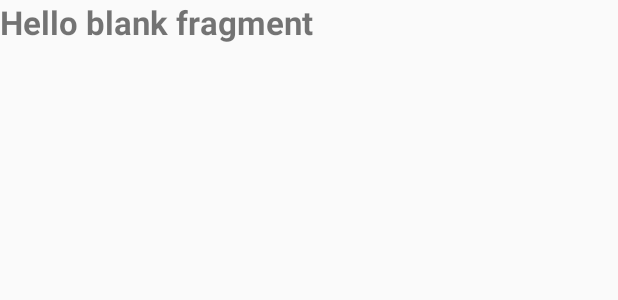
After one commit to cit-upenn/hw5-project-noviel, an Android app: the layout fragment_detail.xml on its own in the app's theme, with its tools: preview values and no code run, on a phone screen of 412 x 824 dp. The commit adds this screen. Shown: the top 300 px of the screen. Run offline under Robolectric (Android 15) with nearby library versions, the phone set to English and light mode, and no system bars.

Commit message:
Detail view and its fragment created

```diff
--- a/app/build.gradle
+++ b/app/build.gradle
@@ -24,4 +24,5 @@ dependencies {
     testCompile 'junit:junit:4.12'
     compile 'com.android.support:appcompat-v7:23.1.1'
     compile 'com.android.support:design:23.1.1'
+    compile 'com.android.support:support-v4:23.1.1'
 }
--- a/app/src/main/java/com/example/tristantianle/noviel2/DetailActivity.java
+++ b/app/src/main/java/com/example/tristantianle/noviel2/DetailActivity.java
@@ -9,5 +9,10 @@ public class DetailActivity extends AppCompatActivity {
     protected void onCreate(Bundle savedInstanceState) {
         super.onCreate(savedInstanceState);
         setContentView(R.layout.activity_detail);
+        if (savedInstanceState == null) {
+            getSupportFragmentManager().beginTransaction()
+                    .add(R.id.container, new DetailFragment())
+                    .commit();
+        }
     }
 }
--- /dev/null
+++ b/app/src/main/res/layout/fragment_detail.xml
@@ -0,0 +1,15 @@
+<FrameLayout xmlns:android="http://schemas.android.com/apk/res/android"
+    xmlns:tools="http://schemas.android.com/tools"
+    android:layout_width="match_parent"
+    android:layout_height="match_parent"
+    tools:context="com.example.tristantianle.noviel2.app.DetailActivity$DetailFragment">
+
+    <TextView
+        android:id="@+id/book_title"
+        android:layout_width="match_parent"
+        android:layout_height="match_parent"
+        android:text="@string/hello_blank_fragment"
+        android:textStyle="bold"
+        android:textSize="10pt"/>
+
+</FrameLayout>
--- a/app/src/main/res/layout/fragment_search_list.xml
+++ b/app/src/main/res/layout/fragment_search_list.xml
@@ -2,7 +2,6 @@
     xmlns:tools="http://schemas.android.com/tools"
     android:layout_width="match_parent"
     android:layout_height="match_parent"
-
     tools:context="com.example.tristantianle.noviel2.app.SearchList$SearchFragment">
 
     <ListView
--- a/app/src/main/res/values/strings.xml
+++ b/app/src/main/res/values/strings.xml
@@ -3,4 +3,7 @@
     <string name="button_search">Search</string>
     <string name="title_activity_search_list">SearchList</string>
     <string name="action_settings">Settings</string>
+
+    <!-- TODO: Remove or change this placeholder text -->
+    <string name="hello_blank_fragment">Hello blank fragment</string>
 </resources>
```
Also changed, not shown: app/src/main/java/com/example/tristantianle/noviel2/DetailFragment.java (added, +30 -0 lines), app/src/main/res/layout/activity_detail.xml (+2 -5 lines).
